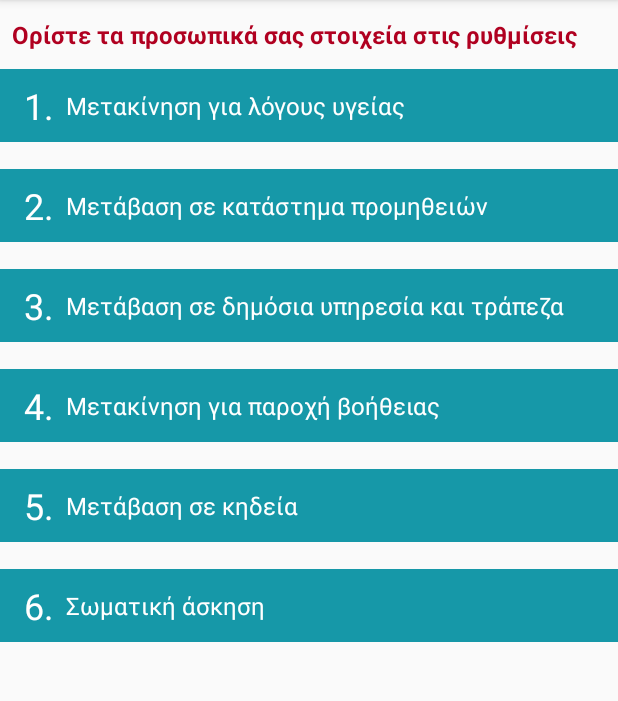
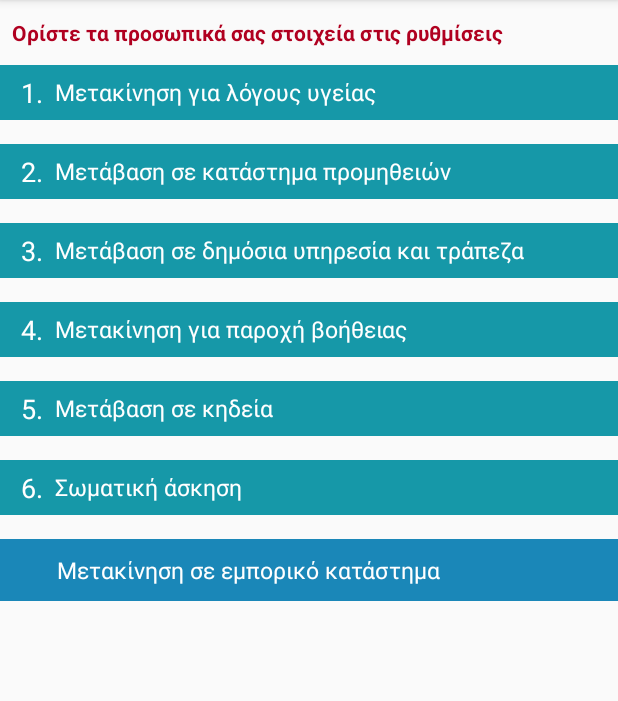
Before and after one commit to thahgr/ntina, an Android app: the screen it shows after launch (MainActivity), after a tap on "1.", on a phone screen of 412 x 824 dp, the part 84-785 px from its top. Run offline under Robolectric (Android 15) with nearby library versions, the phone set to English and light mode, and no system bars.

Commit message:
Support shopping code to 13032

```diff
--- a/app/src/main/java/com/xoulcarlos/android/ntina/FirstFragment.kt
+++ b/app/src/main/java/com/xoulcarlos/android/ntina/FirstFragment.kt
@@ -32,6 +32,7 @@ class FirstFragment : Fragment() {
         val l4: LinearLayout = view.findViewById(R.id.layout4)
         val l5: LinearLayout = view.findViewById(R.id.layout5)
         val l6: LinearLayout = view.findViewById(R.id.layout6)
+        val lShop: LinearLayout = view.findViewById(R.id.layoutShop)
 
         l1.setOnClickListener(listener)
         l2.setOnClickListener(listener)
@@ -39,6 +40,7 @@ class FirstFragment : Fragment() {
         l4.setOnClickListener(listener)
         l5.setOnClickListener(listener)
         l6.setOnClickListener(listener)
+        lShop.setOnClickListener(listener)
 
         return view
     }
--- a/app/src/main/java/com/xoulcarlos/android/ntina/ItemListener.kt
+++ b/app/src/main/java/com/xoulcarlos/android/ntina/ItemListener.kt
@@ -3,39 +3,52 @@ package com.xoulcarlos.android.ntina
 import android.content.Context
 import android.content.Intent
 import android.net.Uri
+import android.os.Build
+import android.telephony.SmsManager
+import android.telephony.SubscriptionManager
 import android.view.View
 import android.widget.Toast
 import androidx.appcompat.app.AlertDialog
+import androidx.core.content.ContextCompat.getSystemService
 import androidx.core.content.ContextCompat.startActivity
+import androidx.fragment.app.FragmentActivity
 import androidx.preference.PreferenceManager
 
 
-class ItemListener(
-    _context: Context,
-) :
-    View.OnClickListener {
+class ItemListener(_context: Context) : View.OnClickListener {
 
     private var context: Context = _context
 
+    companion object Codes {
+        const val code1: Int = 1
+        const val code2: Int = 2
+        const val code3: Int = 3
+        const val code4: Int = 4
+        const val code5: Int = 5
+        const val code6: Int = 6
+        const val codeShop: Int = 7
+    }
 
     override fun onClick(v: View) {
 
         val id = v.id
         var code: Int = 0
         when (id) {
-            R.id.layout1 -> code = 1
-            R.id.layout2 -> code = 2
-            R.id.layout3 -> code = 3
-            R.id.layout4 -> code = 4
-            R.id.layout5 -> code = 5
-            R.id.layout6 -> code = 6
+            R.id.layout1 -> code = code1
+            R.id.layout2 -> code = code2
+            R.id.layout3 -> code = code3
+            R.id.layout4 -> code = code4
+            R.id.layout5 -> code = code5
+            R.id.layout6 -> code = code6
+            R.id.layoutShop -> code = codeShop
         }
 
+        if (code in 1..6) {
             if (Utils.isSettingsSet(context)) {
 
                 AlertDialog.Builder(context)
                     .setTitle(R.string.app_name)
-                .setMessage("Αποστολή κωδικού $code")
+                    .setMessage(context.getString(R.string.alert_code) + "$code")
                     .setPositiveButton(
                         context.getString(R.string.yes)
                     ) { _, _ ->
@@ -50,6 +63,17 @@ class ItemListener(
                     Toast.LENGTH_LONG
                 ).show()
             }
+        } else {
+            AlertDialog.Builder(context)
+                .setTitle(R.string.app_name)
+                .setMessage(context.getString(R.string.alert_shop))
+                .setPositiveButton(
+                    context.getString(R.string.yes)
+                ) { _, _ ->
+                    sendSmsShop(context)
+                }.setNegativeButton(context.getString(R.string.cancel), null)
+                .show()
+        }
 
     }
 
@@ -59,8 +83,21 @@ class ItemListener(
         val prefAddr = pm.getString(context.getString(R.string.pref_addr), "")
 
         val uri: Uri = Uri.parse("smsto:13033")
+        val body = "$code $prefName $prefAddr"
+
+        actualSendSms(uri, body, context)
+    }
+
+    private fun sendSmsShop(context: Context) {
+
+        val uri: Uri = Uri.parse("smsto:13032")
+        val body = context.getString(R.string.shopMessage)
+
+        actualSendSms(uri, body, context)
+    }
+
+    private fun actualSendSms(uri: Uri, body: String, context: Context) {
         val intent = Intent(Intent.ACTION_SENDTO, uri)
-        val body = "$code $prefName $prefAddr"
         intent.putExtra("sms_body", body)
         startActivity(context, intent, null)
     }
--- a/app/src/main/res/layout/fragment_first.xml
+++ b/app/src/main/res/layout/fragment_first.xml
@@ -26,7 +26,7 @@
                 android:layout_marginTop="12dp"
                 android:text="@string/set_settings_warning"
                 android:textColor="@color/design_default_color_error"
-                android:textSize="16sp"
+                android:textSize="14sp"
                 android:textStyle="bold" />
 
             <LinearLayout
@@ -213,6 +213,31 @@
                     android:textSize="@dimen/reason_size" />
             </LinearLayout>
 
+
+
+            <LinearLayout
+                android:id="@+id/layoutShop"
+                android:layout_width="match_parent"
+                android:layout_height="wrap_content"
+                android:layout_marginBottom="@dimen/bottommargin"
+                android:background="@color/color_background2"
+                android:padding="@dimen/padding_item">
+
+
+                <TextView
+                    android:id="@+id/reasonShop"
+                    android:layout_width="wrap_content"
+                    android:layout_height="wrap_content"
+                    android:layout_gravity="center_vertical"
+                    android:layout_marginStart="32dp"
+                    android:layout_marginEnd="8dp"
+                    android:paddingBottom="4dp"
+                    android:paddingTop="4dp"
+                    android:text="@string/reasonShop"
+                    android:textColor="@color/color_white"
+                    android:textSize="@dimen/reason_size" />
+            </LinearLayout>
+
         </LinearLayout>
 
     </ScrollView>
--- a/app/src/main/res/values/colors.xml
+++ b/app/src/main/res/values/colors.xml
@@ -6,5 +6,6 @@
 
     <color name="color_white">#FFFFFF</color>
     <color name="color_background">#1698A8</color>
+    <color name="color_background2">#1A87B8</color>
 
 </resources>
--- a/app/src/main/res/values/dimens.xml
+++ b/app/src/main/res/values/dimens.xml
@@ -1,7 +1,7 @@
 <resources>
     <dimen name="fab_margin">16dp</dimen>
-    <dimen name="code_size">24sp</dimen>
-    <dimen name="reason_size">16sp</dimen>
-    <dimen name="bottommargin">18dp</dimen>
-    <dimen name="padding_item">8dp</dimen>
+    <dimen name="code_size">18sp</dimen>
+    <dimen name="reason_size">15sp</dimen>
+    <dimen name="bottommargin">16dp</dimen>
+    <dimen name="padding_item">6dp</dimen>
 </resources>
--- a/app/src/main/res/values/strings.xml
+++ b/app/src/main/res/values/strings.xml
@@ -30,11 +30,15 @@
     <string name="reason5">Μετάβαση σε κηδεία</string>
     <string name="_6">6.</string>
     <string name="reason6">Σωματική άσκηση</string>
+    <string name="reasonShop">Μετακίνηση σε εμπορικό κατάστημα</string>
+    <string name="shopMessage">Μετακίνηση</string>
     <string name="set_settings_warning">Ορίστε τα προσωπικά σας στοιχεία στις ρυθμίσεις</string>
     <string name="pref_name">name</string>
     <string name="pref_addr">address</string>
     <string name="toast_set_credentials">Ορίστε τα προσωπικά σας στοιχεία</string>
     <string name="yes">Ναι</string>
     <string name="cancel">Άκυρο</string>
+    <string name="alert_shop">Αποστολή μηνύματος μετακίνησης σε εμπορικό κατάστημα</string>
+    <string name="alert_code">Αποστολή κωδικού</string>
 
 </resources>
```
Lines whose indentation alone changed are shown as unchanged.
